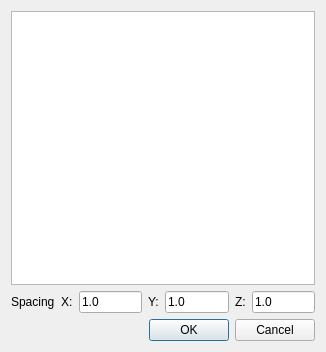
This is libs/gui/OpenHDF5.ui in 3dct/open_iA as Qt 5 draws it before an edit. The edited form follows.
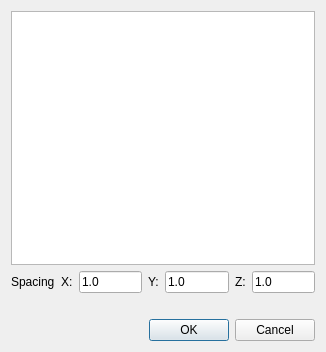
This is the edited form.

Commit message: NewIO: Fix HDF5 reading (path order, open all groups at once, show error message in HDF5 dialog and don't close when invalid path selected), catch all exceptions during file loading

Patch:
```diff
--- a/libs/gui/OpenHDF5.ui
+++ b/libs/gui/OpenHDF5.ui
@@ -70,6 +70,13 @@
      </item>
     </layout>
    </item>
+   <item>
+    <widget class="QLabel" name="lbErrorMessage">
+     <property name="text">
+      <string/>
+     </property>
+    </widget>
+   </item>
    <item>
     <widget class="QDialogButtonBox" name="buttonBox">
      <property name="orientation">
```
Left out of the diff: 16 changed lines with no effect on the pictures. The commit also changes 3 other files.
